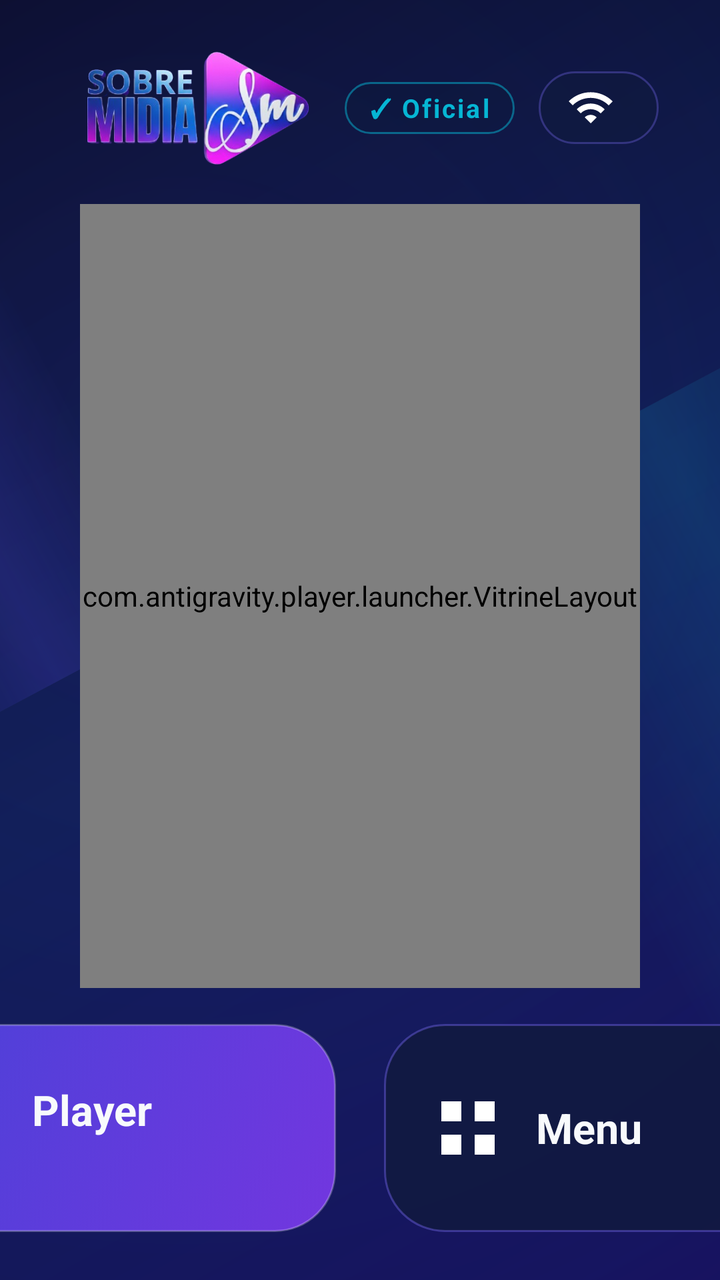
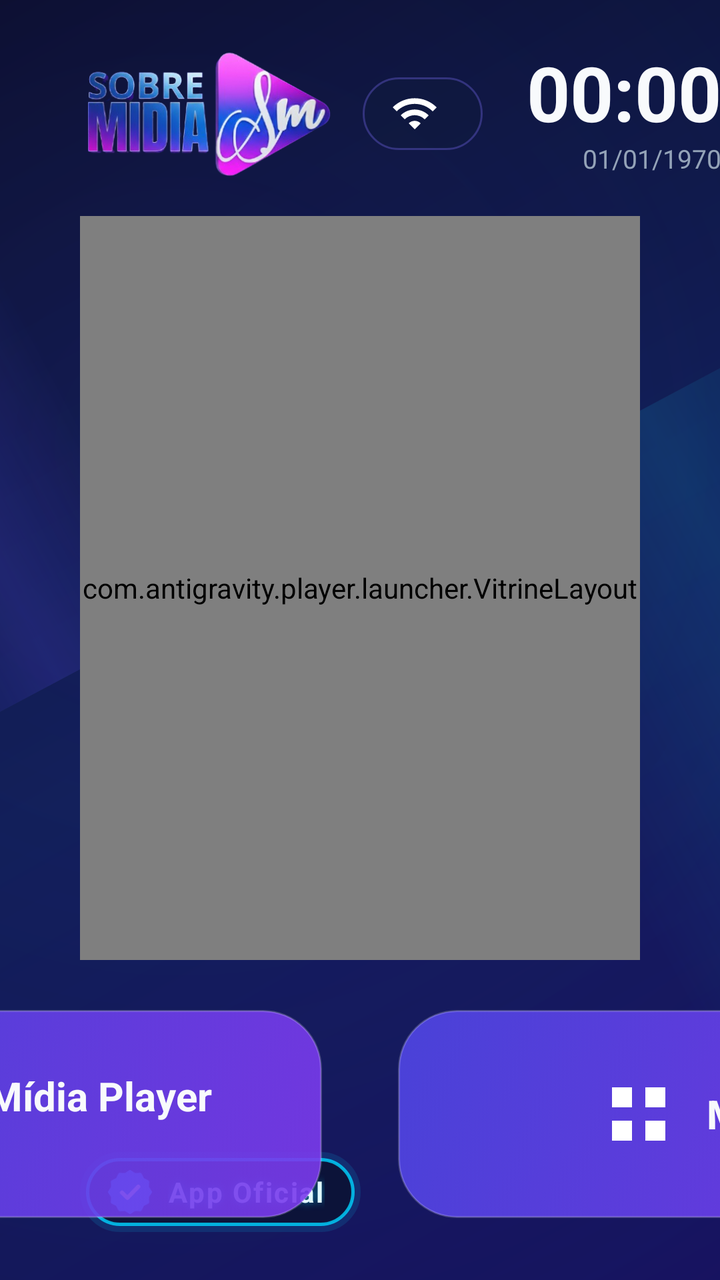

The first picture is an Android layout as it rendered before a commit; the second is the same layout after the commit. The layout source and the unified diff follow.
<!-- AndroidManifest.xml: activity theme Theme.Player.TelaInicial -->
<!-- res/layout/activity_launcher.xml -->
<?xml version="1.0" encoding="utf-8"?>
<FrameLayout xmlns:android="http://schemas.android.com/apk/res/android"
    android:id="@+id/launcher_raiz"
    android:layout_width="match_parent"
    android:layout_height="match_parent"
    android:background="@color/sm_fundo">

    <FrameLayout
        android:id="@+id/launcher_quadro"
        android:layout_width="match_parent"
        android:layout_height="match_parent"
        android:background="@drawable/launcher_tela_fundo">

        
        <ImageView
            android:id="@+id/launcher_capa"
            android:layout_width="match_parent"
            android:layout_height="match_parent"
            android:importantForAccessibility="no"
            android:scaleType="centerCrop"
            android:visibility="gone" />

        <View
            android:id="@+id/launcher_capa_veu"
            android:layout_width="match_parent"
            android:layout_height="match_parent"
            android:background="@drawable/launcher_capa_veu"
            android:visibility="gone" />

        <LinearLayout
            android:layout_width="match_parent"
            android:layout_height="match_parent"
            android:clipChildren="false"
            android:clipToPadding="false"
            android:orientation="vertical"
            android:paddingStart="40dp"
            android:paddingTop="22dp"
            android:paddingEnd="40dp"
            android:paddingBottom="24dp">

            
            <LinearLayout
                android:layout_width="match_parent"
                android:layout_height="wrap_content"
                android:gravity="center_vertical"
                android:orientation="horizontal">

                <ImageView
                    android:id="@+id/launcher_logo"
                    android:layout_width="wrap_content"
                    android:layout_height="64dp"
                    android:adjustViewBounds="true"
                    android:contentDescription="Sobre Mídia"
                    android:maxWidth="300dp"
                    android:src="@drawable/logo" />

                
                <TextView
                    android:id="@+id/launcher_btn_original"
                    android:layout_width="wrap_content"
                    android:layout_height="wrap_content"
                    android:layout_marginStart="14dp"
                    android:background="@drawable/launcher_selo_oficial"
                    android:clickable="true"
                    android:focusable="true"
                    android:letterSpacing="0.08"
                    android:paddingStart="12dp"
                    android:paddingTop="4dp"
                    android:paddingEnd="12dp"
                    android:paddingBottom="4dp"
                    android:text="✓ Oficial"
                    android:textColor="@color/sm_acento"
                    android:textSize="13sp"
                    android:textStyle="bold" />

                <Space
                    android:layout_width="0dp"
                    android:layout_height="1dp"
                    android:layout_weight="1" />

                <TextView
                    android:id="@+id/launcher_btn_padrao"
                    style="@style/LauncherPilula"
                    android:layout_marginEnd="12dp"
                    android:text="★  Tela inicial"
                    android:visibility="gone" />

                <TextView
                    android:id="@+id/launcher_clima"
                    style="@style/LauncherSelo"
                    android:visibility="gone" />

                <TextView
                    android:id="@+id/launcher_rede"
                    style="@style/LauncherSelo"
                    android:layout_marginStart="12dp"
                    android:background="@drawable/launcher_pilula"
                    android:clickable="true"
                    android:drawableStart="@drawable/ic_launcher_wifi"
                    android:drawablePadding="8dp"
                    android:focusable="true"
                    android:gravity="center_vertical" />

                <LinearLayout
                    android:layout_width="wrap_content"
                    android:layout_height="wrap_content"
                    android:layout_marginStart="22dp"
                    android:gravity="end"
                    android:orientation="vertical">

                    <TextClock
                        android:id="@+id/launcher_hora"
                        android:layout_width="wrap_content"
                        android:layout_height="wrap_content"
                        android:format12Hour="HH:mm"
                        android:format24Hour="HH:mm"
                        android:includeFontPadding="false"
                        android:textColor="@color/sm_texto"
                        android:textSize="38sp"
                        android:textStyle="bold" />

                    <TextClock
                        android:id="@+id/launcher_data"
                        android:layout_width="wrap_content"
                        android:layout_height="wrap_content"
                        android:format12Hour="dd/MM/yyyy"
                        android:format24Hour="dd/MM/yyyy"
                        android:textColor="@color/sm_texto_suave"
                        android:textSize="13sp" />
                </LinearLayout>
            </LinearLayout>

            
            <FrameLayout
                android:id="@+id/launcher_destaque"
                android:layout_width="match_parent"
                android:layout_height="0dp"
                android:layout_marginTop="16dp"
                android:layout_marginBottom="18dp"
                android:layout_weight="1">

                <com.antigravity.player.launcher.VitrineLayout
                    android:id="@+id/launcher_vitrine"
                    android:layout_width="match_parent"
                    android:layout_height="match_parent" />
            </FrameLayout>

            
            <LinearLayout
                android:layout_width="match_parent"
                android:layout_height="wrap_content"
                android:clipChildren="false"
                android:gravity="center"
                android:orientation="horizontal">

                <LinearLayout
                    android:id="@+id/launcher_cartao_player"
                    style="@style/LauncherBotaoBase"
                    android:background="@drawable/launcher_botao_player">

                    
                    <ImageView
                        android:id="@+id/launcher_icone_app"
                        android:layout_width="44dp"
                        android:layout_height="44dp"
                        android:contentDescription="Sobre Mídia Player"
                        android:src="@mipmap/ic_launcher_round" />

                    <LinearLayout style="@style/LauncherBotaoTextos">

                        <TextView
                            style="@style/LauncherBotaoTitulo"
                            android:text="Player" />

                        <TextView
                            android:id="@+id/launcher_contagem"
                            style="@style/LauncherBotaoSub" />
                    </LinearLayout>
                </LinearLayout>

                <LinearLayout
                    android:id="@+id/launcher_card_apps"
                    style="@style/LauncherBotaoBase"
                    android:layout_marginStart="24dp"
                    android:background="@drawable/launcher_botao_menu">

                    <ImageView
                        android:layout_width="40dp"
                        android:layout_height="40dp"
                        android:importantForAccessibility="no"
                        android:src="@drawable/ic_launcher_apps" />

                    <LinearLayout style="@style/LauncherBotaoTextos">

                        
                        <TextView
                            style="@style/LauncherBotaoTitulo"
                            android:text="Menu" />
                    </LinearLayout>
                </LinearLayout>
            </LinearLayout>
        </LinearLayout>

        
        <LinearLayout
            android:id="@+id/launcher_gaveta"
            android:layout_width="match_parent"
            android:layout_height="match_parent"
            android:background="@drawable/launcher_gaveta"
            android:clickable="true"
            android:orientation="vertical"
            android:paddingStart="44dp"
            android:paddingTop="28dp"
            android:paddingEnd="44dp"
            android:paddingBottom="20dp"
            android:visibility="gone">

            <LinearLayout
                android:layout_width="match_parent"
                android:layout_height="wrap_content"
                android:gravity="center_vertical"
                android:orientation="horizontal">

                <ImageView
                    android:layout_width="32dp"
                    android:layout_height="32dp"
                    android:importantForAccessibility="no"
                    android:src="@drawable/ic_launcher_apps" />

                <TextView
                    android:layout_width="0dp"
                    android:layout_height="wrap_content"
                    android:layout_marginStart="14dp"
                    android:layout_weight="1"
                    android:text="Menu"
                    android:textColor="@color/sm_texto"
                    android:textSize="28sp"
                    android:textStyle="bold" />

                <TextView
                    android:id="@+id/launcher_gaveta_voltar"
                    style="@style/LauncherPilula"
                    android:drawableStart="@drawable/ic_launcher_voltar"
                    android:text="Voltar" />
            </LinearLayout>

            
            <LinearLayout
                android:layout_width="match_parent"
                android:layout_height="wrap_content"
                android:layout_marginTop="18dp"
                android:clipChildren="false"
                android:orientation="horizontal">

                <LinearLayout
                    android:id="@+id/launcher_card_loja"
                    style="@style/LauncherOpcaoMenu"
                    android:background="@drawable/launcher_botao_menu">

                    <ImageView
                        android:layout_width="30dp"
                        android:layout_height="30dp"
                        android:importantForAccessibility="no"
                        android:src="@drawable/ic_launcher_loja" />

                    <TextView
                        style="@style/LauncherOpcaoTexto"
                        android:text="Loja de apps" />
                </LinearLayout>

                <LinearLayout
                    android:id="@+id/launcher_btn_ajustes"
                    style="@style/LauncherOpcaoMenu"
                    android:layout_marginStart="16dp"
                    android:background="@drawable/launcher_botao_menu">

                    <ImageView
                        android:layout_width="30dp"
                        android:layout_height="30dp"
                        android:importantForAccessibility="no"
                        android:src="@drawable/ic_launcher_ajustes" />

                    <TextView
                        style="@style/LauncherOpcaoTexto"
                        android:text="Ajustes do aparelho" />
                </LinearLayout>
            </LinearLayout>

            <TextView
                android:id="@+id/launcher_apps_total"
                android:layout_width="wrap_content"
                android:layout_height="wrap_content"
                android:layout_marginTop="22dp"
                android:textColor="@color/sm_texto_suave"
                android:textSize="15sp"
                android:textStyle="bold" />

            <androidx.recyclerview.widget.RecyclerView
                android:id="@+id/launcher_apps"
                android:layout_width="match_parent"
                android:layout_height="0dp"
                android:layout_marginTop="8dp"
                android:layout_weight="1"
                android:clipChildren="false"
                android:clipToPadding="false"
                android:padding="6dp" />

            <TextView
                android:id="@+id/launcher_sem_apps"
                android:layout_width="wrap_content"
                android:layout_height="wrap_content"
                android:text="Nenhum outro aplicativo para mostrar."
                android:textColor="@color/sm_texto_suave"
                android:textSize="16sp"
                android:visibility="gone" />
        </LinearLayout>
    </FrameLayout>
</FrameLayout>
<!-- resources referenced by this layout -->
<resources>
  <color name="sm_acento">#FF06B6D4</color>
  <!-- drawable launcher_botao_player (drawable) -->
  <?xml version="1.0" encoding="utf-8"?>
  <selector xmlns:android="http://schemas.android.com/apk/res/android">
      <item android:state_focused="true">
          <shape android:shape="rectangle">
              <corners android:radius="30dp" />
              <gradient android:angle="315" android:startColor="#FF4F46E5" android:endColor="#FF7C3AED" />
              <stroke android:width="3dp" android:color="#FF22D3EE" />
          </shape>
      </item>
      <item android:state_pressed="true">
          <shape android:shape="rectangle">
              <corners android:radius="30dp" />
              <gradient android:angle="315" android:startColor="#FF4F46E5" android:endColor="#FF7C3AED" />
              <stroke android:width="3dp" android:color="#FFFFFFFF" />
          </shape>
      </item>
      <item>
          <shape android:shape="rectangle">
              <corners android:radius="30dp" />
              <gradient android:angle="315" android:startColor="#E64F46E5" android:endColor="#E67C3AED" />
              <stroke android:width="1dp" android:color="#40FFFFFF" />
          </shape>
      </item>
  </selector>
  <!-- drawable launcher_selo_oficial (drawable) -->
  <?xml version="1.0" encoding="utf-8"?>
  <selector xmlns:android="http://schemas.android.com/apk/res/android">
      <item android:state_focused="true">
          <shape android:shape="rectangle">
              <corners android:radius="999dp" />
              <solid android:color="#E6312E81" />
              <stroke android:width="2dp" android:color="#FF22D3EE" />
          </shape>
      </item>
      <item>
          <shape android:shape="rectangle">
              <corners android:radius="999dp" />
              <solid android:color="#26061B2E" />
              <stroke android:width="1dp" android:color="#8006B6D4" />
          </shape>
      </item>
  </selector>
  <style name="LauncherBotaoBase">
          <item name="android:layout_width">232dp</item>
          <item name="android:layout_height">104dp</item>
          <item name="android:clickable">true</item>
          <item name="android:focusable">true</item>
          <item name="android:gravity">center_vertical</item>
          <item name="android:orientation">horizontal</item>
          <item name="android:paddingStart">22dp</item>
          <item name="android:paddingEnd">18dp</item>
      </style>
  <style name="LauncherBotaoTitulo">
          <item name="android:layout_width">wrap_content</item>
          <item name="android:layout_height">wrap_content</item>
          <item name="android:maxLines">1</item>
          <item name="android:textColor">@color/sm_texto</item>
          <item name="android:textSize">21sp</item>
          <item name="android:textStyle">bold</item>
      </style>
  <style name="LauncherOpcaoMenu">
          <item name="android:layout_width">260dp</item>
          <item name="android:layout_height">72dp</item>
          <item name="android:clickable">true</item>
          <item name="android:focusable">true</item>
          <item name="android:gravity">center_vertical</item>
          <item name="android:orientation">horizontal</item>
          <item name="android:paddingStart">22dp</item>
          <item name="android:paddingEnd">18dp</item>
      </style>
  <!-- unchanged entries left out for length: 31 -->
</resources>

<!-- the commit's change to res/layout/activity_launcher.xml (unified diff, before → after) -->
@@ -45,38 +45,40 @@
                 android:gravity="center_vertical"
                 android:orientation="horizontal">
 
-                <ImageView
-                    android:id="@+id/launcher_logo"
+                
+                <FrameLayout
+                    android:id="@+id/launcher_logo_caixa"
                     android:layout_width="wrap_content"
-                    android:layout_height="64dp"
-                    android:adjustViewBounds="true"
-                    android:contentDescription="Sobre Mídia"
-                    android:maxWidth="300dp"
-                    android:src="@drawable/logo" />
-
-                
-                <TextView
-                    android:id="@+id/launcher_btn_original"
-                    android:layout_width="wrap_content"
-                    android:layout_height="wrap_content"
-                    android:layout_marginStart="14dp"
-                    android:background="@drawable/launcher_selo_oficial"
-                    android:clickable="true"
-                    android:focusable="true"
-                    android:letterSpacing="0.08"
-                    android:paddingStart="12dp"
-                    android:paddingTop="4dp"
-                    android:paddingEnd="12dp"
-                    android:paddingBottom="4dp"
-                    android:text="✓ Oficial"
-                    android:textColor="@color/sm_acento"
-                    android:textSize="13sp"
-                    android:textStyle="bold" />
+                    android:layout_height="wrap_content">
+
+                    <ImageView
+                        android:id="@+id/launcher_logo"
+                        android:layout_width="wrap_content"
+                        android:layout_height="70dp"
+                        android:adjustViewBounds="true"
+                        android:contentDescription="Sobre Mídia"
+                        android:maxWidth="340dp"
+                        android:src="@drawable/logo" />
+                </FrameLayout>
 
                 <Space
                     android:layout_width="0dp"
                     android:layout_height="1dp"
                     android:layout_weight="1" />
+
+                
+                <TextView
+                    android:id="@+id/launcher_usb"
+                    style="@style/LauncherSelo"
+                    android:layout_marginEnd="12dp"
+                    android:background="@drawable/launcher_pilula"
+                    android:clickable="true"
+                    android:drawableStart="@drawable/ic_launcher_usb"
+                    android:drawablePadding="8dp"
+                    android:focusable="true"
+                    android:gravity="center_vertical"
+                    android:text="Pendrive"
+                    android:visibility="gone" />
 
                 <TextView
                     android:id="@+id/launcher_btn_padrao"
@@ -146,9 +148,50 @@
             </FrameLayout>
 
             
+            <FrameLayout
+                android:layout_width="match_parent"
+                android:layout_height="wrap_content"
+                android:clipChildren="false">
+
+            
             <LinearLayout
-                android:layout_width="match_parent"
-                android:layout_height="wrap_content"
+                android:id="@+id/launcher_btn_original"
+                android:layout_width="wrap_content"
+                android:layout_height="wrap_content"
+                android:layout_gravity="start|bottom"
+                android:background="@drawable/launcher_selo_oficial"
+                android:clickable="true"
+                android:focusable="true"
+                android:gravity="center_vertical"
+                android:orientation="horizontal"
+                android:paddingStart="14dp"
+                android:paddingTop="9dp"
+                android:paddingEnd="18dp"
+                android:paddingBottom="9dp">
+
+                <ImageView
+                    android:layout_width="22dp"
+                    android:layout_height="22dp"
+                    android:importantForAccessibility="no"
+                    android:src="@drawable/ic_verificado" />
+
+                <TextView
+                    android:layout_width="wrap_content"
+                    android:layout_height="wrap_content"
+                    android:layout_marginStart="8dp"
+                    android:letterSpacing="0.06"
+                    android:shadowColor="#9900D4FF"
+                    android:shadowRadius="10"
+                    android:text="App Oficial"
+                    android:textColor="#FFE0FAFF"
+                    android:textSize="14sp"
+                    android:textStyle="bold" />
+            </LinearLayout>
+
+            <LinearLayout
+                android:layout_width="wrap_content"
+                android:layout_height="wrap_content"
+                android:layout_gravity="center_horizontal"
                 android:clipChildren="false"
                 android:gravity="center"
                 android:orientation="horizontal">
@@ -156,7 +199,7 @@
                 <LinearLayout
                     android:id="@+id/launcher_cartao_player"
                     style="@style/LauncherBotaoBase"
-                    android:background="@drawable/launcher_botao_player">
+                    android:background="@drawable/launcher_botao_principal">
 
                     
                     <ImageView
@@ -170,7 +213,7 @@
 
                         <TextView
                             style="@style/LauncherBotaoTitulo"
-                            android:text="Player" />
+                            android:text="Sobre Mídia Player" />
 
                         <TextView
                             android:id="@+id/launcher_contagem"
@@ -182,7 +225,9 @@
                     android:id="@+id/launcher_card_apps"
                     style="@style/LauncherBotaoBase"
                     android:layout_marginStart="24dp"
-                    android:background="@drawable/launcher_botao_menu">
+                    android:background="@drawable/launcher_botao_principal"
+                    android:gravity="center"
+                    android:paddingStart="24dp">
 
                     <ImageView
                         android:layout_width="40dp"
@@ -190,7 +235,11 @@
                         android:importantForAccessibility="no"
                         android:src="@drawable/ic_launcher_apps" />
 
-                    <LinearLayout style="@style/LauncherBotaoTextos">
+                    
+                    <LinearLayout
+                        style="@style/LauncherBotaoTextos"
+                        android:layout_width="wrap_content"
+                        android:layout_weight="0">
 
                         
                         <TextView
@@ -199,6 +248,7 @@
                     </LinearLayout>
                 </LinearLayout>
             </LinearLayout>
+            </FrameLayout>
         </LinearLayout>
 
         
@@ -282,7 +332,44 @@
 
                     <TextView
                         style="@style/LauncherOpcaoTexto"
-                        android:text="Ajustes do aparelho" />
+                        android:text="Ajustes" />
+                </LinearLayout>
+
+                
+                <LinearLayout
+                    android:id="@+id/launcher_menu_apk"
+                    style="@style/LauncherOpcaoMenu"
+                    android:layout_marginStart="16dp"
+                    android:background="@drawable/launcher_botao_menu"
+                    android:visibility="gone">
+
+                    <ImageView
+                        android:layout_width="30dp"
+                        android:layout_height="30dp"
+                        android:importantForAccessibility="no"
+                        android:src="@drawable/ic_launcher_apk" />
+
+                    <TextView
+                        style="@style/LauncherOpcaoTexto"
+                        android:text="Instalar APK" />
+                </LinearLayout>
+
+                <LinearLayout
+                    android:id="@+id/launcher_menu_arquivos"
+                    style="@style/LauncherOpcaoMenu"
+                    android:layout_marginStart="16dp"
+                    android:background="@drawable/launcher_botao_menu"
+                    android:visibility="gone">
+
+                    <ImageView
+                        android:layout_width="30dp"
+                        android:layout_height="30dp"
+                        android:importantForAccessibility="no"
+                        android:src="@drawable/ic_launcher_arquivos" />
+
+                    <TextView
+                        style="@style/LauncherOpcaoTexto"
+                        android:text="Arquivos" />
                 </LinearLayout>
             </LinearLayout>
 
<!-- resource entries referenced after the edit -->
@@ -1,69 +1,86 @@
 <!-- resources referenced by this layout -->
 <resources>
-  <color name="sm_acento">#FF06B6D4</color>
-  <!-- drawable launcher_botao_player (drawable) -->
+  <!-- drawable ic_launcher_apk (drawable) -->
   <?xml version="1.0" encoding="utf-8"?>
-  <selector xmlns:android="http://schemas.android.com/apk/res/android">
-      <item android:state_focused="true">
-          <shape android:shape="rectangle">
-              <corners android:radius="30dp" />
-              <gradient android:angle="315" android:startColor="#FF4F46E5" android:endColor="#FF7C3AED" />
-              <stroke android:width="3dp" android:color="#FF22D3EE" />
-          </shape>
-      </item>
-      <item android:state_pressed="true">
-          <shape android:shape="rectangle">
-              <corners android:radius="30dp" />
-              <gradient android:angle="315" android:startColor="#FF4F46E5" android:endColor="#FF7C3AED" />
-              <stroke android:width="3dp" android:color="#FFFFFFFF" />
-          </shape>
-      </item>
-      <item>
-          <shape android:shape="rectangle">
-              <corners android:radius="30dp" />
-              <gradient android:angle="315" android:startColor="#E64F46E5" android:endColor="#E67C3AED" />
-              <stroke android:width="1dp" android:color="#40FFFFFF" />
-          </shape>
-      </item>
-  </selector>
+  <vector xmlns:android="http://schemas.android.com/apk/res/android" android:width="24dp" android:height="24dp" android:viewportWidth="24" android:viewportHeight="24">
+      <path android:fillColor="#FFF8FAFC" android:pathData="M11,3h2v8.2l2.8,-2.8 1.4,1.4L12,15 6.8,9.8l1.4,-1.4L11,11.2V3zM4,15h2v4h12v-4h2v4a2,2 0,0 1,-2 2H6a2,2 0,0 1,-2 -2v-4z" />
+  </vector>
+  <!-- drawable ic_launcher_arquivos (drawable) -->
+  <?xml version="1.0" encoding="utf-8"?>
+  <vector xmlns:android="http://schemas.android.com/apk/res/android" android:width="24dp" android:height="24dp" android:viewportWidth="24" android:viewportHeight="24">
+      <path android:fillColor="#FFF8FAFC" android:pathData="M3,6a2,2 0,0 1,2 -2h4.2l2,2H19a2,2 0,0 1,2 2v10a2,2 0,0 1,-2 2H5a2,2 0,0 1,-2 -2V6z" />
+  </vector>
+  <!-- drawable ic_launcher_usb (drawable) -->
+  <?xml version="1.0" encoding="utf-8"?>
+  <vector xmlns:android="http://schemas.android.com/apk/res/android" android:width="24dp" android:height="24dp" android:viewportWidth="24" android:viewportHeight="24">
+      <path android:fillColor="#FFF8FAFC" android:pathData="M8,2h8v6h1a1,1 0,0 1,1 1v10a3,3 0,0 1,-3 3H9a3,3 0,0 1,-3 -3V9a1,1 0,0 1,1 -1h1V2zM10,4v4h4V4h-4zM11,5h0.8v1.5H11zM12.2,5H13v1.5h-0.8z" />
+  </vector>
+  <!-- drawable ic_verificado (drawable) -->
+  <?xml version="1.0" encoding="utf-8"?>
+  <vector xmlns:android="http://schemas.android.com/apk/res/android" android:width="24dp" android:height="24dp" android:viewportWidth="24" android:viewportHeight="24">
+      <path android:fillColor="#FF1D9BF0" android:strokeColor="#FF1D9BF0" android:strokeWidth="1.6" android:strokeLineJoin="round" android:pathData="M12.00,0.80L14.56,2.44L17.60,2.30L19.00,5.00L21.70,6.40L21.56,9.44L23.20,12.00L21.56,14.56L21.70,17.60L19.00,19.00L17.60,21.70L14.56,21.56L12.00,23.20L9.44,21.56L6.40,21.70L5.00,19.00L2.30,17.60L2.44,14.56L0.80,12.00L2.44,9.44L2.30,6.40L5.00,5.00L6.40,2.30L9.44,2.44Z" />
+      <path android:fillColor="#00000000" android:strokeColor="#FFFFFFFF" android:strokeWidth="2.2" android:strokeLineCap="round" android:strokeLineJoin="round" android:pathData="M7.6,12.3L10.6,15.2L16.5,9.1" />
+  </vector>
+  <!-- drawable launcher_botao_principal: vector/xml drawable (drawable, 2046 chars, omitted) -->
   <!-- drawable launcher_selo_oficial (drawable) -->
   <?xml version="1.0" encoding="utf-8"?>
   <selector xmlns:android="http://schemas.android.com/apk/res/android">
       <item android:state_focused="true">
-          <shape android:shape="rectangle">
-              <corners android:radius="999dp" />
-              <solid android:color="#E6312E81" />
-              <stroke android:width="2dp" android:color="#FF22D3EE" />
-          </shape>
+          <layer-list>
+              <item>
+                  <shape android:shape="rectangle">
+                      <corners android:radius="999dp" />
+                      <stroke android:width="6dp" android:color="#3300D4FF" />
+                  </shape>
+              </item>
+              <item android:left="3dp" android:top="3dp" android:right="3dp" android:bottom="3dp">
+                  <shape android:shape="rectangle">
+                      <corners android:radius="999dp" />
+                      <solid android:color="#E6101A3F" />
+                      <stroke android:width="2dp" android:color="#FF00D4FF" />
+                  </shape>
+              </item>
+          </layer-list>
       </item>
       <item>
-          <shape android:shape="rectangle">
-              <corners android:radius="999dp" />
-              <solid android:color="#26061B2E" />
-              <stroke android:width="1dp" android:color="#8006B6D4" />
-          </shape>
+          <layer-list>
+              <item>
+                  <shape android:shape="rectangle">
+                      <corners android:radius="999dp" />
+                      <stroke android:width="5dp" android:color="#1F00D4FF" />
+                  </shape>
+              </item>
+              <item android:left="3dp" android:top="3dp" android:right="3dp" android:bottom="3dp">
+                  <shape android:shape="rectangle">
+                      <corners android:radius="999dp" />
+                      <solid android:color="#CC0A1230" />
+                      <stroke android:width="1.5dp" android:color="#CC00D4FF" />
+                  </shape>
+              </item>
+          </layer-list>
       </item>
   </selector>
   <style name="LauncherBotaoBase">
-          <item name="android:layout_width">232dp</item>
-          <item name="android:layout_height">104dp</item>
+          <item name="android:layout_width">320dp</item>
+          <item name="android:layout_height">118dp</item>
           <item name="android:clickable">true</item>
           <item name="android:focusable">true</item>
           <item name="android:gravity">center_vertical</item>
           <item name="android:orientation">horizontal</item>
-          <item name="android:paddingStart">22dp</item>
-          <item name="android:paddingEnd">18dp</item>
+          <item name="android:paddingStart">30dp</item>
+          <item name="android:paddingEnd">24dp</item>
       </style>
   <style name="LauncherBotaoTitulo">
           <item name="android:layout_width">wrap_content</item>
           <item name="android:layout_height">wrap_content</item>
           <item name="android:maxLines">1</item>
+          <item name="android:singleLine">true</item>
           <item name="android:textColor">@color/sm_texto</item>
-          <item name="android:textSize">21sp</item>
+          <item name="android:textSize">20sp</item>
           <item name="android:textStyle">bold</item>
       </style>
   <style name="LauncherOpcaoMenu">
-          <item name="android:layout_width">260dp</item>
+          <item name="android:layout_width">236dp</item>
           <item name="android:layout_height">72dp</item>
           <item name="android:clickable">true</item>
           <item name="android:focusable">true</item>
